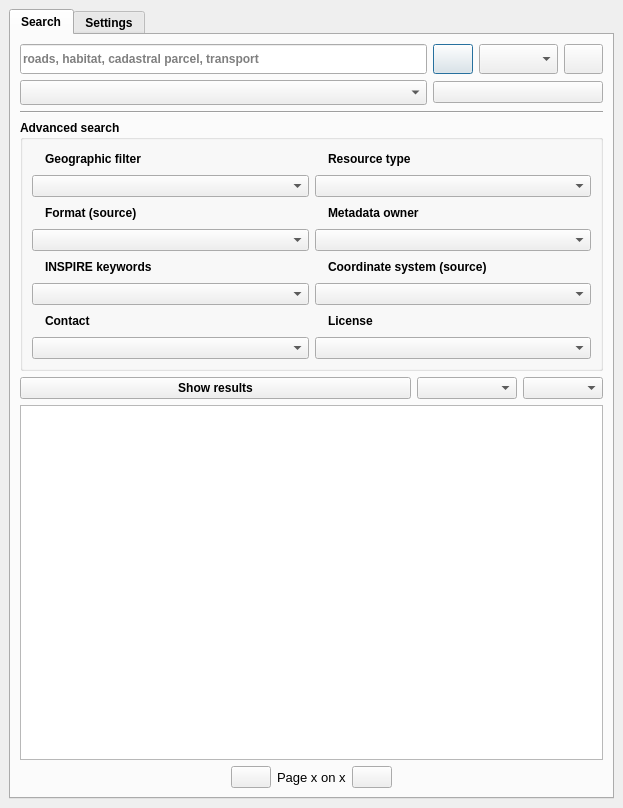
This is ui/isogeo_dockwidget_base.ui in isogeo/isogeo-plugin-qgis as Qt 5 draws it before an edit. The edited form follows.
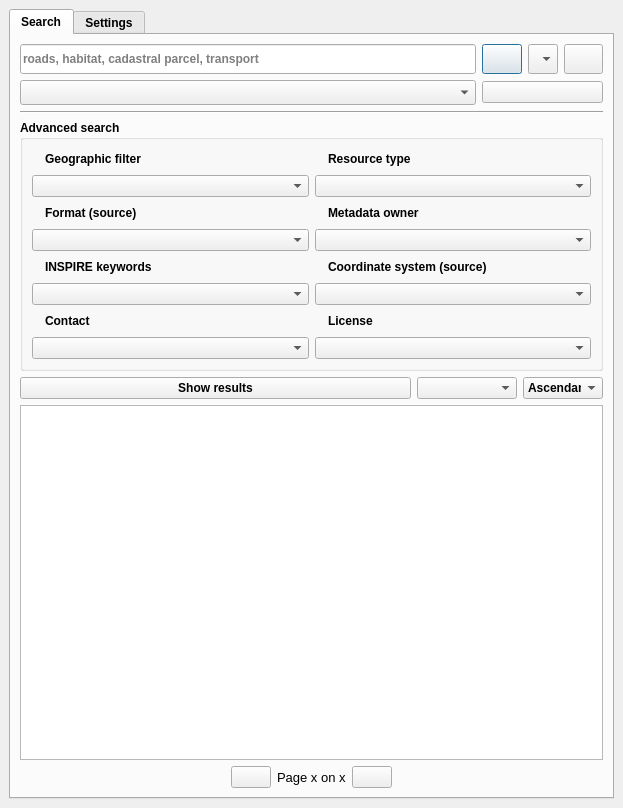
This is the edited form. Icons and pictures are not drawn. Custom widgets are drawn as their Qt base class.

Commit message: improve icons loading #140

Diff of the .ui file:
```diff
--- a/ui/isogeo_dockwidget_base.ui
+++ b/ui/isogeo_dockwidget_base.ui
@@ -121,6 +121,16 @@
             <property name="toolTip">
              <string>Sorting direction</string>
             </property>
+            <item>
+             <property name="text">
+              <string>Ascendant</string>
+             </property>
+            </item>
+            <item>
+             <property name="text">
+              <string>Descendant</string>
+             </property>
+            </item>
            </widget>
           </item>
          </layout>
@@ -246,6 +256,30 @@
               <height>30</height>
              </size>
             </property>
+            <property name="toolTip">
+             <string>Quick searches</string>
+            </property>
+            <property name="autoFillBackground">
+             <bool>true</bool>
+            </property>
+            <property name="insertPolicy">
+             <enum>QComboBox::InsertAlphabetically</enum>
+            </property>
+            <property name="iconSize">
+             <size>
+              <width>20</width>
+              <height>20</height>
+             </size>
+            </property>
+            <item>
+             <property name="text">
+              <string />
+             </property>
+             <property name="icon">
+              <iconset resource="../resources.qrc">
+               <normaloff>:/plugins/Isogeo/resources/bolt.svg</normaloff>:/plugins/Isogeo/resources/bolt.svg</iconset>
+             </property>
+            </item>
            </widget>
           </item>
           <item column="0" row="1">
```
Left out of the diff: 2 changed lines with no effect on the pictures. The commit also changes 26 other files.
